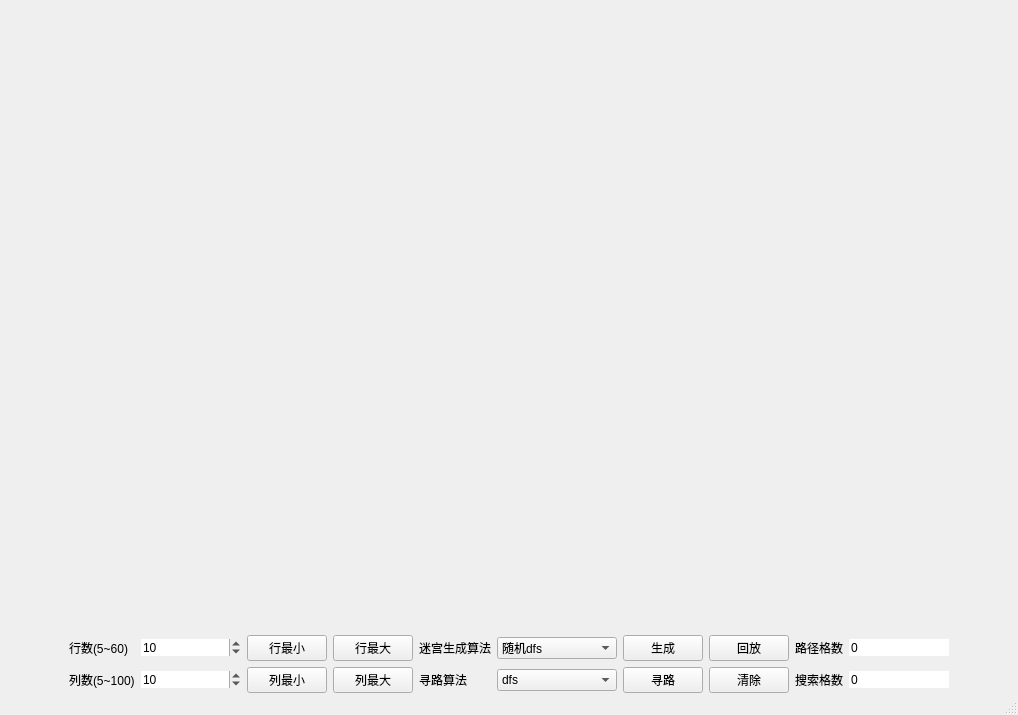
Above: src/maze_ui.ui from Neo-513/project-qt before the change. Below: the same form after it.
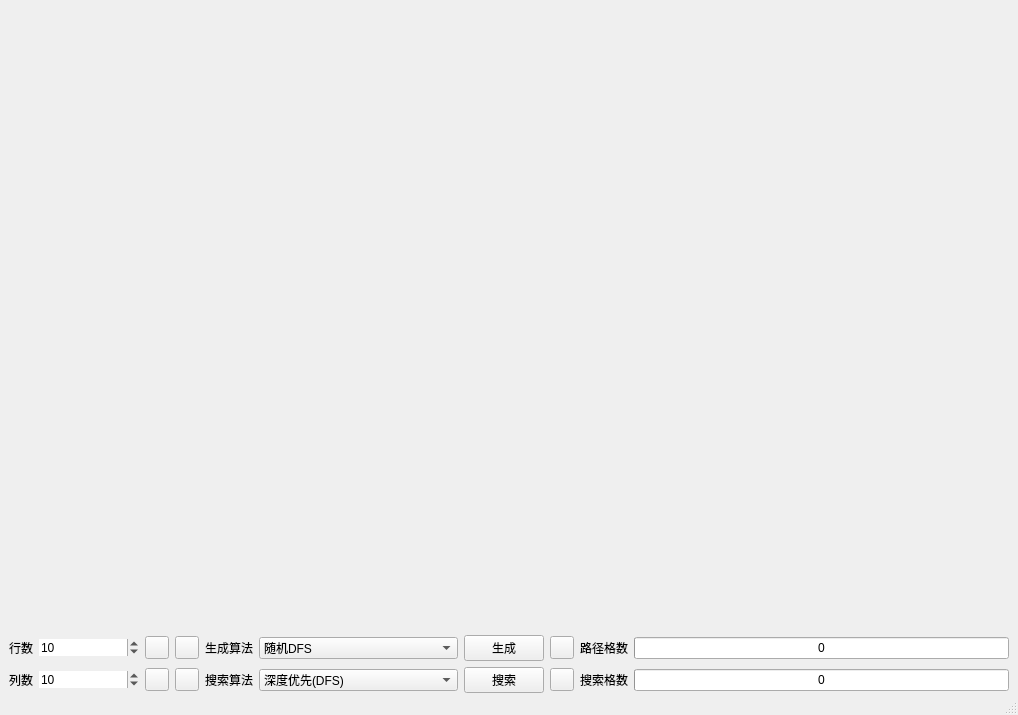
That is the form after the change.

The edit to the form file:
```diff
--- a/src/maze_ui.ui
+++ b/src/maze_ui.ui
@@ -142,40 +142,36 @@
     </item>
     <item>
      <layout class="QGridLayout" name="gridLayout">
-      <item row="1" column="4">
-       <widget class="QPushButton" name="pushButton_max_row">
+      <item row="2" column="8">
+       <widget class="QLabel" name="label_searched">
         <property name="text">
-         <string>行最大</string>
+         <string>搜索格数</string>
         </property>
        </widget>
       </item>
-      <item row="1" column="3">
-       <widget class="QPushButton" name="pushButton_min_row">
-        <property name="text">
-         <string>行最小</string>
-        </property>
-       </widget>
-      </item>
-      <item row="1" column="6">
-       <widget class="QComboBox" name="comboBox_maze">
-        <property name="sizePolicy">
-         <sizepolicy hsizetype="Preferred" vsizetype="Fixed">
-          <horstretch>0</horstretch>
-          <verstretch>0</verstretch>
-         </sizepolicy>
-        </property>
-        <property name="minimumSize">
-         <size>
-          <width>120</width>
-          <height>0</height>
-         </size>
-        </property>
+      <item row="1" column="5">
+       <widget class="QComboBox" name="comboBox_generate">
         <property name="cursor">
          <cursorShape>PointingHandCursor</cursorShape>
         </property>
         <item>
          <property name="text">
-          <string>随机dfs</string>
+          <string>随机DFS</string>
+         </property>
+        </item>
+        <item>
+         <property name="text">
+          <string>随机Kruskal</string>
+         </property>
+        </item>
+        <item>
+         <property name="text">
+          <string>Prim</string>
+         </property>
+        </item>
+        <item>
+         <property name="text">
+          <string>递归分割</string>
          </property>
         </item>
         <item>
@@ -185,302 +181,208 @@
         </item>
        </widget>
       </item>
-      <item row="2" column="1">
-       <widget class="QLabel" name="label_column">
-        <property name="sizePolicy">
-         <sizepolicy hsizetype="Preferred" vsizetype="Fixed">
-          <horstretch>0</horstretch>
-          <verstretch>0</verstretch>
-         </sizepolicy>
-        </property>
-        <property name="text">
-         <string>列数(5~100)</string>
-        </property>
-       </widget>
-      </item>
       <item row="2" column="4">
-       <widget class="QPushButton" name="pushButton_max_column">
+       <widget class="QLabel" name="label_search">
         <property name="text">
-         <string>列最大</string>
-        </property>
-       </widget>
-      </item>
-      <item row="2" column="2">
-       <widget class="QSpinBox" name="spinBox_column">
-        <property name="sizePolicy">
-         <sizepolicy hsizetype="Minimum" vsizetype="Fixed">
-          <horstretch>0</horstretch>
-          <verstretch>0</verstretch>
-         </sizepolicy>
-        </property>
-        <property name="minimumSize">
-         <size>
-          <width>100</width>
-          <height>0</height>
-         </size>
-        </property>
-        <property name="cursor">
-         <cursorShape>PointingHandCursor</cursorShape>
-        </property>
-        <property name="frame">
-         <bool>false</bool>
-        </property>
-        <property name="minimum">
-         <number>5</number>
-        </property>
-        <property name="maximum">
-         <number>100</number>
-        </property>
-        <property name="value">
-         <number>10</number>
-        </property>
-       </widget>
-      </item>
-      <item row="1" column="9">
-       <widget class="QLabel" name="label_solution">
-        <property name="text">
-         <string>路径格数</string>
-        </property>
-       </widget>
-      </item>
-      <item row="2" column="9">
-       <widget class="QLabel" name="label_explored">
-        <property name="text">
-         <string>搜索格数</string>
-        </property>
-       </widget>
-      </item>
-      <item row="1" column="2">
-       <widget class="QSpinBox" name="spinBox_row">
-        <property name="sizePolicy">
-         <sizepolicy hsizetype="Minimum" vsizetype="Fixed">
-          <horstretch>0</horstretch>
-          <verstretch>0</verstretch>
-         </sizepolicy>
-        </property>
-        <property name="minimumSize">
-         <size>
-          <width>100</width>
-          <height>0</height>
-         </size>
-        </property>
-        <property name="cursor">
-         <cursorShape>PointingHandCursor</cursorShape>
-        </property>
-        <property name="frame">
-         <bool>false</bool>
-        </property>
-        <property name="minimum">
-         <number>5</number>
-        </property>
-        <property name="maximum">
-         <number>60</number>
-        </property>
-        <property name="value">
-         <number>10</number>
-        </property>
-       </widget>
-      </item>
-      <item row="1" column="7">
-       <widget class="QPushButton" name="pushButton_maze">
-        <property name="sizePolicy">
-         <sizepolicy hsizetype="Fixed" vsizetype="Fixed">
-          <horstretch>0</horstretch>
-          <verstretch>0</verstretch>
-         </sizepolicy>
-        </property>
-        <property name="focusPolicy">
-         <enum>Qt::FocusPolicy::NoFocus</enum>
-        </property>
-        <property name="text">
-         <string>生成</string>
+         <string>搜索算法</string>
         </property>
        </widget>
       </item>
       <item row="2" column="5">
-       <widget class="QLabel" name="label_solve">
-        <property name="sizePolicy">
-         <sizepolicy hsizetype="Preferred" vsizetype="Fixed">
-          <horstretch>0</horstretch>
-          <verstretch>0</verstretch>
-         </sizepolicy>
+       <widget class="QComboBox" name="comboBox_search">
+        <property name="cursor">
+         <cursorShape>PointingHandCursor</cursorShape>
         </property>
-        <property name="text">
-         <string>寻路算法</string>
-        </property>
-       </widget>
-      </item>
-      <item row="2" column="3">
-       <widget class="QPushButton" name="pushButton_min_column">
-        <property name="text">
-         <string>列最小</string>
-        </property>
+        <item>
+         <property name="text">
+          <string>深度优先(DFS)</string>
+         </property>
+        </item>
+        <item>
+         <property name="text">
+          <string>广度优先(BFS)</string>
+         </property>
+        </item>
+        <item>
+         <property name="text">
+          <string>深度受限(DLS)</string>
+         </property>
+        </item>
+        <item>
+         <property name="text">
+          <string>迭代加深(IDS)</string>
+         </property>
+        </item>
+        <item>
+         <property name="text">
+          <string>双向搜索(BS)</string>
+         </property>
+        </item>
+        <item>
+         <property name="text">
+          <string>爬山法/贪婪最佳优先搜索(HCS)</string>
+         </property>
+        </item>
+        <item>
+         <property name="text">
+          <string>最佳优先搜索(BFS)</string>
+         </property>
+        </item>
+        <item>
+         <property name="text">
+          <string>集束搜索(BeamS)</string>
+         </property>
+        </item>
+        <item>
+         <property name="text">
+          <string>GBFS</string>
+         </property>
+        </item>
+        <item>
+         <property name="text">
+          <string>统一代价搜索(UCS)</string>
+         </property>
+        </item>
+        <item>
+         <property name="text">
+          <string>A*</string>
+         </property>
+        </item>
        </widget>
       </item>
       <item row="2" column="6">
-       <widget class="QComboBox" name="comboBox_solve">
-        <property name="sizePolicy">
-         <sizepolicy hsizetype="Preferred" vsizetype="Fixed">
-          <horstretch>0</horstretch>
-          <verstretch>0</verstretch>
-         </sizepolicy>
-        </property>
-        <property name="minimumSize">
-         <size>
-          <width>120</width>
-          <height>0</height>
-         </size>
-        </property>
-        <property name="cursor">
-         <cursorShape>PointingHandCursor</cursorShape>
-        </property>
-        <item>
-         <property name="text">
-          <string>dfs</string>
-         </property>
-        </item>
-        <item>
-         <property name="text">
-          <string>bfs</string>
-         </property>
-        </item>
-       </widget>
-      </item>
-      <item row="1" column="11">
-       <spacer name="horizontalSpacer_1">
-        <property name="orientation">
-         <enum>Qt::Orientation::Horizontal</enum>
-        </property>
-        <property name="sizeHint" stdset="0">
-         <size>
-          <width>40</width>
-          <height>20</height>
-         </size>
-        </property>
-       </spacer>
-      </item>
-      <item row="1" column="5">
-       <widget class="QLabel" name="label_maze">
-        <property name="sizePolicy">
-         <sizepolicy hsizetype="Preferred" vsizetype="Fixed">
-          <horstretch>0</horstretch>
-          <verstretch>0</verstretch>
-         </sizepolicy>
+       <widget class="QPushButton" name="pushButton_search">
+        <property name="focusPolicy">
+         <enum>Qt::FocusPolicy::NoFocus</enum>
         </property>
         <property name="text">
-         <string>迷宫生成算法</string>
+         <string>搜索</string>
+        </property>
+       </widget>
+      </item>
+      <item row="2" column="9">
+       <widget class="QProgressBar" name="progressBar_searched">
+        <property name="value">
+         <number>0</number>
+        </property>
+        <property name="format">
+         <string>%v</string>
         </property>
        </widget>
       </item>
       <item row="1" column="0">
-       <spacer name="horizontalSpacer_0">
-        <property name="orientation">
-         <enum>Qt::Orientation::Horizontal</enum>
-        </property>
-        <property name="sizeHint" stdset="0">
-         <size>
-          <width>40</width>
-          <height>20</height>
-         </size>
-        </property>
-       </spacer>
-      </item>
-      <item row="2" column="7">
-       <widget class="QPushButton" name="pushButton_solve">
-        <property name="sizePolicy">
-         <sizepolicy hsizetype="Fixed" vsizetype="Fixed">
-          <horstretch>0</horstretch>
-          <verstretch>0</verstretch>
-         </sizepolicy>
-        </property>
-        <property name="focusPolicy">
-         <enum>Qt::FocusPolicy::NoFocus</enum>
-        </property>
-        <property name="text">
-         <string>寻路</string>
-        </property>
-       </widget>
-      </item>
-      <item row="1" column="1">
        <widget class="QLabel" name="label_row">
-        <property name="sizePolicy">
-         <sizepolicy hsizetype="Preferred" vsizetype="Fixed">
-          <horstretch>0</horstretch>
-          <verstretch>0</verstretch>
-         </sizepolicy>
-        </property>
         <property name="text">
-         <string>行数(5~60)</string>
+         <string>行数</string>
         </property>
        </widget>
       </item>
-      <item row="1" column="10">
-       <widget class="QSpinBox" name="spinBox_solution">
-        <property name="minimumSize">
-         <size>
-          <width>100</width>
-          <height>0</height>
-         </size>
-        </property>
-        <property name="frame">
-         <bool>false</bool>
-        </property>
-        <property name="readOnly">
-         <bool>true</bool>
-        </property>
-        <property name="buttonSymbols">
-         <enum>QAbstractSpinBox::ButtonSymbols::NoButtons</enum>
-        </property>
-        <property name="maximum">
-         <number>999999</number>
-        </property>
-       </widget>
+      <item row="1" column="2">
+       <widget class="QToolButton" name="toolButton_row_min"/>
       </item>
-      <item row="2" column="10">
-       <widget class="QSpinBox" name="spinBox_explored">
-        <property name="minimumSize">
-         <size>
-          <width>100</width>
-          <height>0</height>
-         </size>
+      <item row="2" column="0">
+       <widget class="QLabel" name="label_column">
+        <property name="text">
+         <string>列数</string>
         </property>
-        <property name="frame">
-         <bool>false</bool>
-        </property>
-        <property name="readOnly">
-         <bool>true</bool>
-        </property>
-        <property name="buttonSymbols">
-         <enum>QAbstractSpinBox::ButtonSymbols::NoButtons</enum>
-        </property>
-        <property name="maximum">
-         <number>999999</number>
-        </property>
        </widget>
       </item>
-      <item row="2" column="8">
-       <widget class="QPushButton" name="pushButton_clear">
-        <property name="sizePolicy">
-         <sizepolicy hsizetype="Fixed" vsizetype="Fixed">
-          <horstretch>0</horstretch>
-          <verstretch>0</verstretch>
-         </sizepolicy>
-        </property>
+      <item row="2" column="7">
+       <widget class="QToolButton" name="toolButton_replay"/>
+      </item>
+      <item row="1" column="6">
+       <widget class="QPushButton" name="pushButton_generate">
         <property name="focusPolicy">
          <enum>Qt::FocusPolicy::NoFocus</enum>
         </property>
         <property name="text">
-         <string>清除</string>
+         <string>生成</string>
+        </property>
+       </widget>
+      </item>
+      <item row="1" column="9">
+       <widget class="QProgressBar" name="progressBar_enlightened">
+        <property name="value">
+         <number>0</number>
+        </property>
+        <property name="textVisible">
+         <bool>true</bool>
+        </property>
+        <property name="format">
+         <string>%v</string>
+        </property>
+       </widget>
+      </item>
+      <item row="1" column="4">
+       <widget class="QLabel" name="label_generate">
+        <property name="text">
+         <string>生成算法</string>
         </property>
        </widget>
       </item>
       <item row="1" column="8">
-       <widget class="QPushButton" name="pushButton_replay">
+       <widget class="QLabel" name="label_enlightened">
         <property name="text">
-         <string>回放</string>
+         <string>路径格数</string>
         </property>
        </widget>
       </item>
+      <item row="1" column="3">
+       <widget class="QToolButton" name="toolButton_row_max"/>
+      </item>
+      <item row="2" column="2">
+       <widget class="QToolButton" name="toolButton_column_min"/>
+      </item>
+      <item row="2" column="3">
+       <widget class="QToolButton" name="toolButton_column_max"/>
+      </item>
+      <item row="1" column="1">
+       <widget class="QSpinBox" name="spinBox_row">
+        <property name="minimumSize">
+         <size>
+          <width>100</width>
+          <height>0</height>
+         </size>
+        </property>
+        <property name="cursor">
+         <cursorShape>PointingHandCursor</cursorShape>
+        </property>
+        <property name="frame">
+         <bool>false</bool>
+        </property>
+        <property name="minimum">
+         <number>5</number>
+        </property>
+        <property name="maximum">
+         <number>60</number>
+        </property>
+        <property name="value">
+         <number>10</number>
+        </property>
+       </widget>
+      </item>
+      <item row="2" column="1">
+       <widget class="QSpinBox" name="spinBox_column">
+        <property name="cursor">
+         <cursorShape>PointingHandCursor</cursorShape>
+        </property>
+        <property name="frame">
+         <bool>false</bool>
+        </property>
+        <property name="minimum">
+         <number>5</number>
+        </property>
+        <property name="maximum">
+         <number>100</number>
+        </property>
+        <property name="value">
+         <number>10</number>
+        </property>
+       </widget>
+      </item>
+      <item row="1" column="7">
+       <widget class="QToolButton" name="toolButton_clear"/>
+      </item>
      </layout>
     </item>
    </layout>
```
